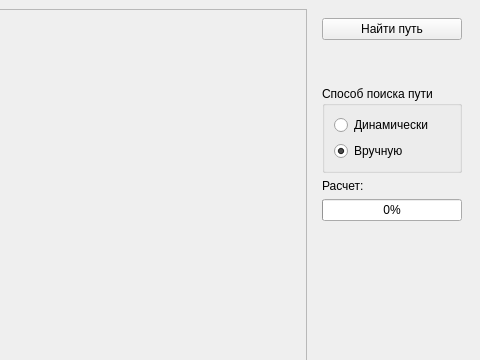
This is mainwindow.ui in suzsv/findpath as Qt 5 draws it before an edit; both pictures show x 320 to 800 and y 0 to 360 of the 800 by 600 pixel window. The edited form follows.
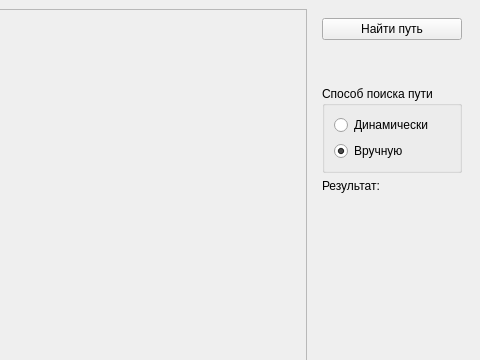
This is the edited form.

What changed in the file:
```diff
--- a/mainwindow.ui
+++ b/mainwindow.ui
@@ -94,17 +94,14 @@
       <item>
        <widget class="QLabel" name="label">
         <property name="text">
-         <string>Расчет:</string>
+         <string>Результат:</string>
         </property>
        </widget>
       </item>
       <item>
-       <widget class="QProgressBar" name="progressBar">
-        <property name="enabled">
-         <bool>true</bool>
-        </property>
-        <property name="value">
-         <number>0</number>
+       <widget class="QLabel" name="lbResult">
+        <property name="text">
+         <string/>
         </property>
        </widget>
       </item>
```
